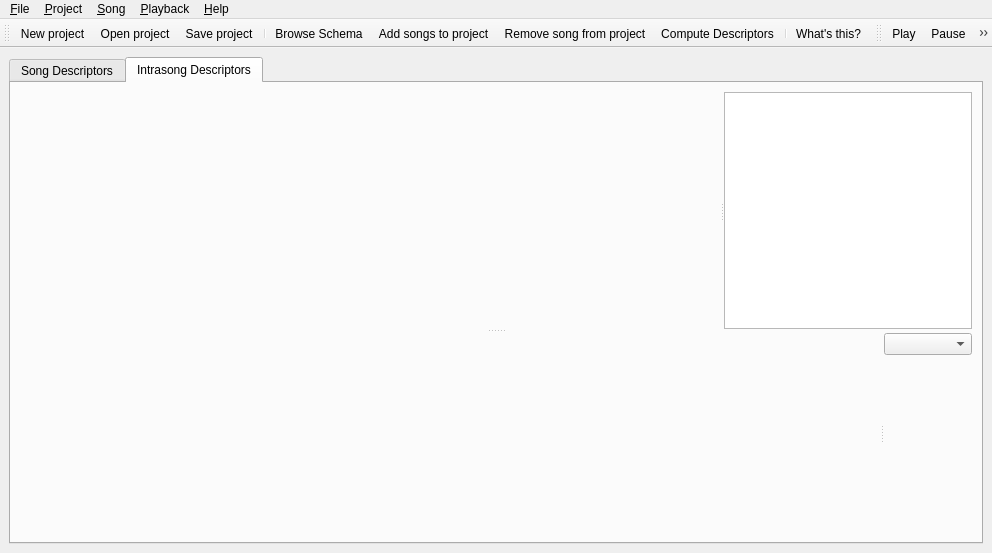
Above: CLAM_Annotator/src/AnnotatorBase.qt4.ui from clam-project/clam before the change. Below: the same form after it.
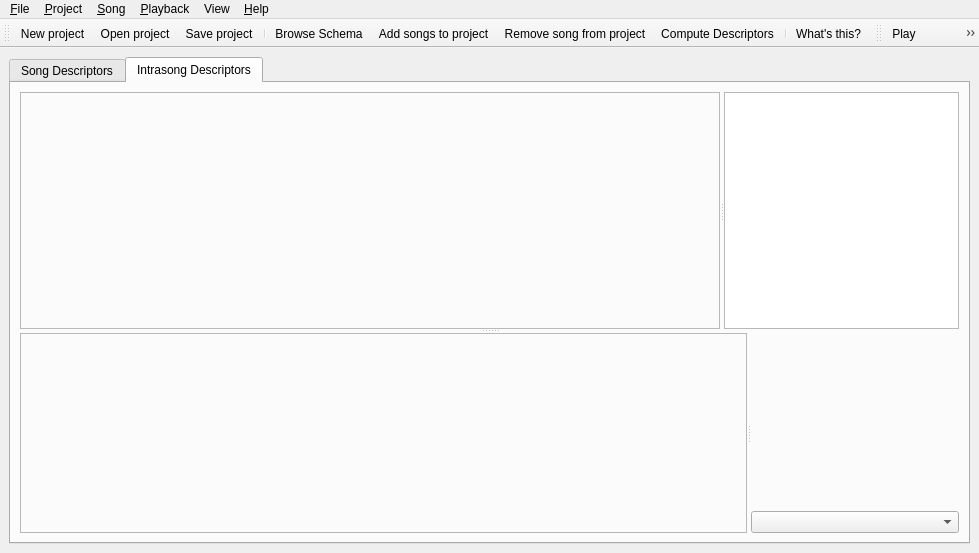
That is the form after the change. The open tabs and pages were chosen to show the change. Icons and pictures are not drawn. Custom widgets are drawn as their Qt base class.

Commit message: The list is used now to change the current frame level descriptor Raised frames Taborder

Diff of the .ui file:
```diff
--- a/CLAM_Annotator/src/AnnotatorBase.qt4.ui
+++ b/CLAM_Annotator/src/AnnotatorBase.qt4.ui
@@ -8,14 +8,14 @@
    <rect>
     <x>0</x>
     <y>0</y>
-    <width>992</width>
+    <width>979</width>
     <height>553</height>
    </rect>
   </property>
   <property name="sizePolicy" >
    <sizepolicy>
-    <hsizetype>5</hsizetype>
-    <vsizetype>5</vsizetype>
+    <hsizetype>3</hsizetype>
+    <vsizetype>3</vsizetype>
     <horstretch>0</horstretch>
     <verstretch>0</verstretch>
    </sizepolicy>
@@ -150,7 +150,7 @@
            <property name="orientation" >
             <enum>Qt::Horizontal</enum>
            </property>
-           <widget class="QWidget" name="mFrameLevelContainer" >
+           <widget class="QFrame" name="mFrameLevelContainer" >
             <property name="sizePolicy" >
              <sizepolicy>
               <hsizetype>3</hsizetype>
@@ -174,12 +174,31 @@
 &lt;li>TODO: Put the keybindings&lt;/li>
 &lt;/ul></string>
             </property>
+            <property name="frameShape" >
+             <enum>QFrame::StyledPanel</enum>
+            </property>
+            <property name="frameShadow" >
+             <enum>QFrame::Raised</enum>
+            </property>
            </widget>
-           <widget class="QListWidget" name="listWidget_2" />
+           <widget class="QListWidget" name="mFrameLevelAttributeList" >
+            <property name="minimumSize" >
+             <size>
+              <width>200</width>
+              <height>0</height>
+             </size>
+            </property>
+            <property name="alternatingRowColors" >
+             <bool>true</bool>
+            </property>
+            <property name="resizeMode" >
+             <enum>QListView::Adjust</enum>
+            </property>
+           </widget>
           </widget>
           <widget class="QSplitter" name="splitter" >
-           <property name="orientation" >
-            <enum>Qt::Horizontal</enum>
+           <property name="midLineWidth" >
+            <number>4</number>
            </property>
            <widget class="QFrame" name="mAudioPlotContainer" >
             <property name="sizePolicy" >
@@ -206,10 +225,10 @@
 &lt;/ul></string>
             </property>
             <property name="frameShape" >
-             <enum>QFrame::NoFrame</enum>
+             <enum>QFrame::StyledPanel</enum>
             </property>
             <property name="frameShadow" >
-             <enum>QFrame::Plain</enum>
+             <enum>QFrame::Raised</enum>
             </property>
            </widget>
            <widget class="QWidget" name="widget" >
@@ -220,22 +239,16 @@
              <property name="spacing" >
               <number>6</number>
              </property>
-             <item>
-              <widget class="QComboBox" name="mSegmentationSelection" >
-               <property name="whatsThis" >
-                <string>This combo box allows you to change the segmentation that is currently displayed on the segmentation view.</string>
-               </property>
-              </widget>
-             </item>
              <item>
               <widget class="Q3Table" name="mSegmentDescriptorsTable" >
-               <property name="sizePolicy" >
-                <sizepolicy>
-                 <hsizetype>5</hsizetype>
-                 <vsizetype>5</vsizetype>
-                 <horstretch>0</horstretch>
-                 <verstretch>0</verstretch>
-                </sizepolicy>
+               <property name="minimumSize" >
+                <size>
+                 <width>200</width>
+                 <height>0</height>
+                </size>
+               </property>
+               <property name="focusPolicy" >
+                <enum>Qt::WheelFocus</enum>
                </property>
                <property name="whatsThis" >
                 <string>&lt;p>The &lt;b>segmentation level descriptors table&lt;/b>
@@ -255,6 +268,16 @@
                <property name="selectionMode" >
                 <enum>Q3Table::SingleRow</enum>
                </property>
+               <property name="focusStyle" >
+                <enum>Q3Table::FollowStyle</enum>
+               </property>
+              </widget>
+             </item>
+             <item>
+              <widget class="QComboBox" name="mSegmentationSelection" >
+               <property name="whatsThis" >
+                <string>This combo box allows you to change the segmentation that is currently displayed on the segmentation view.</string>
+               </property>
               </widget>
              </item>
             </layout>
@@ -302,7 +325,7 @@
     <rect>
      <x>0</x>
      <y>0</y>
-     <width>992</width>
+     <width>979</width>
      <height>31</height>
     </rect>
    </property>
@@ -314,18 +337,6 @@
     <addaction name="separator" />
     <addaction name="helpWhats_thisAction" />
    </widget>
-   <widget class="QMenu" name="Playback" >
-    <property name="title" >
-     <string>&amp;Playback</string>
-    </property>
-    <addaction name="mPlayAction" />
-    <addaction name="mPauseAction" />
-    <addaction name="mStopAction" />
-    <addaction name="separator" />
-    <addaction name="playbackAuralizeSegmentOnsetsAction" />
-    <addaction name="playbackAuralizeFrameLevelDescriptorsAction" />
-    <addaction name="playbackLinkCurrentSegmentToPlaybackAction" />
-   </widget>
    <widget class="QMenu" name="mFileMenu" >
     <property name="title" >
      <string>&amp;File</string>
@@ -337,13 +348,6 @@
     <addaction name="separator" />
     <addaction name="fileExitAction" />
    </widget>
-   <widget class="QMenu" name="Song" >
-    <property name="title" >
-     <string>&amp;Song</string>
-    </property>
-    <addaction name="songSaveDescriptorsAction" />
-    <addaction name="songComputeDescriptorsAction" />
-   </widget>
    <widget class="QMenu" name="Project" >
     <property name="title" >
      <string>&amp;Project</string>
@@ -352,10 +356,35 @@
     <addaction name="fileAdd_to_projectAction" />
     <addaction name="editDelete_from_projectAction" />
    </widget>
+   <widget class="QMenu" name="menuView" >
+    <property name="title" >
+     <string>View</string>
+    </property>
+   </widget>
+   <widget class="QMenu" name="Playback" >
+    <property name="title" >
+     <string>&amp;Playback</string>
+    </property>
+    <addaction name="mPlayAction" />
+    <addaction name="mPauseAction" />
+    <addaction name="mStopAction" />
+    <addaction name="separator" />
+    <addaction name="playbackAuralizeSegmentOnsetsAction" />
+    <addaction name="playbackAuralizeFrameLevelDescriptorsAction" />
+    <addaction name="playbackLinkCurrentSegmentToPlaybackAction" />
+   </widget>
+   <widget class="QMenu" name="Song" >
+    <property name="title" >
+     <string>&amp;Song</string>
+    </property>
+    <addaction name="songSaveDescriptorsAction" />
+    <addaction name="songComputeDescriptorsAction" />
+   </widget>
    <addaction name="mFileMenu" />
    <addaction name="Project" />
    <addaction name="Song" />
    <addaction name="Playback" />
+   <addaction name="menuView" />
    <addaction name="help" />
   </widget>
   <action name="fileExitAction" >
```
Left out of the diff: 19 changed lines with no effect on the pictures. The commit also changes 1 other file.
